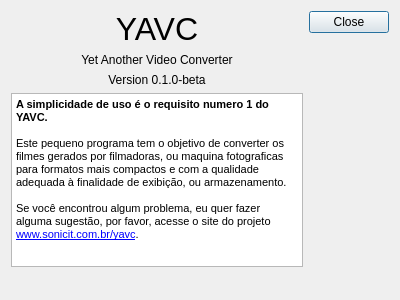
The window that aboutdialog.ui (xandroalmeida/YAVC) describes before a commit, drawn with Qt 5.
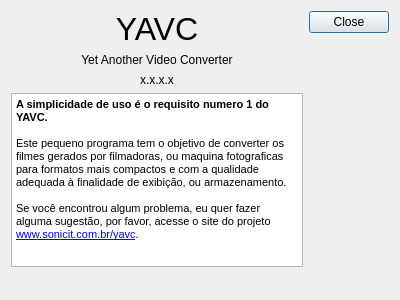
The same window after the commit.

The edit to the form file:
```diff
--- a/aboutdialog.ui
+++ b/aboutdialog.ui
@@ -47,7 +47,7 @@
      <item>
       <widget class="QLabel" name="label_3">
        <property name="text">
-        <string>Version 0.1.0-beta</string>
+        <string>x.x.x.x</string>
        </property>
        <property name="alignment">
         <set>Qt::AlignCenter</set>
```
Left out of the diff: 2 changed lines with no effect on the pictures.
